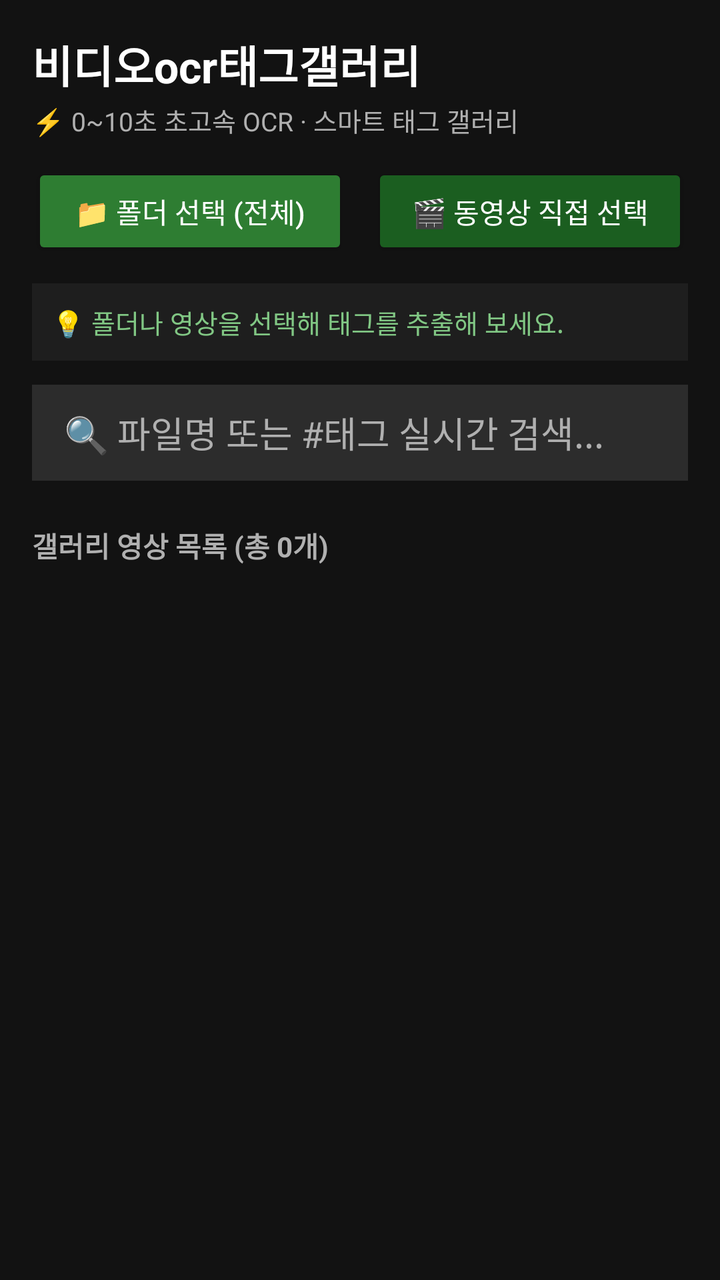
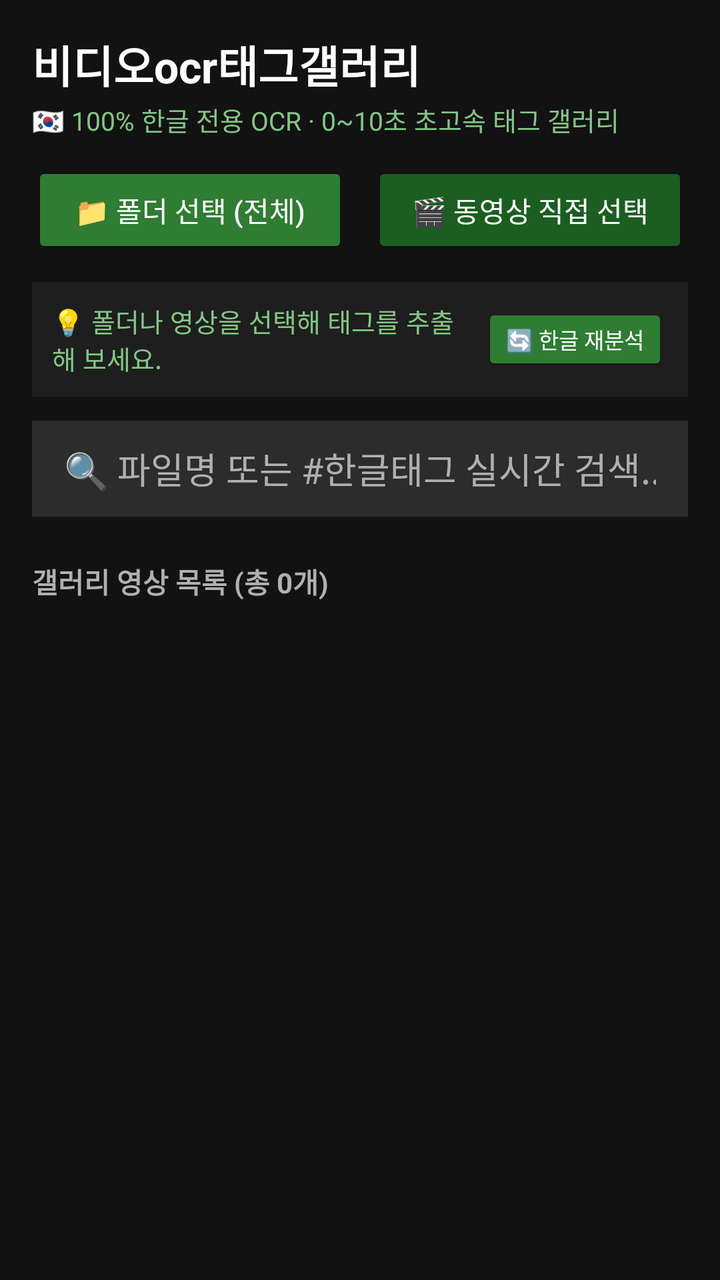

Compare the two renders of this Android layout. The source of the first and the diff that turns it into the second are given below.
<!-- AndroidManifest.xml: application theme Theme.AppCompat.NoActionBar -->
<!-- res/layout/activity_main.xml -->
<?xml version="1.0" encoding="utf-8"?>
<LinearLayout xmlns:android="http://schemas.android.com/apk/res/android"
    xmlns:tools="http://schemas.android.com/tools"
    android:layout_width="match_parent"
    android:layout_height="match_parent"
    android:orientation="vertical"
    android:background="@color/background"
    android:padding="16dp">

    
    <LinearLayout
        android:layout_width="match_parent"
        android:layout_height="wrap_content"
        android:orientation="vertical"
        android:paddingBottom="12dp">

        <TextView
            android:layout_width="wrap_content"
            android:layout_height="wrap_content"
            android:text="@string/app_name"
            android:textColor="@color/on_surface"
            android:textSize="22sp"
            android:textStyle="bold" />

        <TextView
            android:layout_width="wrap_content"
            android:layout_height="wrap_content"
            android:text="⚡ 0~10초 초고속 OCR · 스마트 태그 갤러리"
            android:textColor="@color/on_surface_secondary"
            android:textSize="13sp"
            android:layout_marginTop="2dp" />
    </LinearLayout>

    
    <LinearLayout
        android:layout_width="match_parent"
        android:layout_height="wrap_content"
        android:orientation="horizontal"
        android:layout_marginBottom="12dp">

        <Button
            android:id="@+id/btnSelectFolder"
            android:layout_width="0dp"
            android:layout_height="48dp"
            android:layout_weight="1"
            android:text="📁 폴더 선택 (전체)"
            android:textColor="#FFFFFF"
            android:backgroundTint="@color/primary"
            android:layout_marginEnd="6dp" />

        <Button
            android:id="@+id/btnSelectVideos"
            android:layout_width="0dp"
            android:layout_height="48dp"
            android:layout_weight="1"
            android:text="🎬 동영상 직접 선택"
            android:textColor="#FFFFFF"
            android:backgroundTint="@color/primary_variant"
            android:layout_marginStart="6dp" />
    </LinearLayout>

    
    <LinearLayout
        android:id="@+id/layoutStatus"
        android:layout_width="match_parent"
        android:layout_height="wrap_content"
        android:orientation="vertical"
        android:background="@color/surface"
        android:padding="10dp"
        android:layout_marginBottom="12dp">

        <TextView
            android:id="@+id/tvStatus"
            android:layout_width="match_parent"
            android:layout_height="wrap_content"
            android:text="💡 폴더나 영상을 선택해 태그를 추출해 보세요."
            android:textColor="@color/secondary"
            android:textSize="13sp" />

        <ProgressBar
            android:id="@+id/progressBar"
            style="?android:attr/progressBarStyleHorizontal"
            android:layout_width="match_parent"
            android:layout_height="wrap_content"
            android:layout_marginTop="6dp"
            android:visibility="gone" />
    </LinearLayout>

    
    <EditText
        android:id="@+id/etSearch"
        android:layout_width="match_parent"
        android:layout_height="48dp"
        android:background="@color/surface_variant"
        android:hint="🔍 파일명 또는 #태그 실시간 검색..."
        android:textColorHint="@color/on_surface_secondary"
        android:textColor="@color/on_surface"
        android:paddingStart="16dp"
        android:paddingEnd="16dp"
        android:singleLine="true"
        android:imeOptions="actionSearch"
        android:layout_marginBottom="10dp" />

    
    <HorizontalScrollView
        android:id="@+id/scrollTags"
        android:layout_width="match_parent"
        android:layout_height="wrap_content"
        android:scrollbars="none"
        android:layout_marginBottom="12dp">

        <LinearLayout
            android:id="@+id/layoutTagChips"
            android:layout_width="wrap_content"
            android:layout_height="wrap_content"
            android:orientation="horizontal" />
    </HorizontalScrollView>

    
    <TextView
        android:id="@+id/tvResultCount"
        android:layout_width="wrap_content"
        android:layout_height="wrap_content"
        android:text="갤러리 영상 목록 (총 0개)"
        android:textColor="@color/on_surface_secondary"
        android:textSize="14sp"
        android:textStyle="bold"
        android:layout_marginBottom="8dp" />

    
    <androidx.recyclerview.widget.RecyclerView
        android:id="@+id/rvGallery"
        android:layout_width="match_parent"
        android:layout_height="0dp"
        android:layout_weight="1"
        android:clipToPadding="false"
        tools:listitem="@layout/item_video_gallery" />

</LinearLayout>
<!-- res/layout/item_video_gallery.xml (included above) -->
<?xml version="1.0" encoding="utf-8"?>
<LinearLayout xmlns:android="http://schemas.android.com/apk/res/android"
    android:layout_width="match_parent"
    android:layout_height="wrap_content"
    android:orientation="vertical"
    android:background="@color/surface"
    android:layout_marginBottom="12dp"
    android:padding="12dp">

    
    <LinearLayout
        android:layout_width="match_parent"
        android:layout_height="wrap_content"
        android:orientation="horizontal">

        
        <FrameLayout
            android:layout_width="110dp"
            android:layout_height="80dp"
            android:background="@color/surface_variant"
            android:layout_marginEnd="12dp">

            <ImageView
                android:id="@+id/ivThumbnail"
                android:layout_width="match_parent"
                android:layout_height="match_parent"
                android:scaleType="centerCrop" />

            <TextView
                android:id="@+id/tvDuration"
                android:layout_width="wrap_content"
                android:layout_height="wrap_content"
                android:layout_gravity="bottom|end"
                android:background="#B3000000"
                android:paddingStart="4dp"
                android:paddingEnd="4dp"
                android:text="00:00"
                android:textColor="#FFFFFF"
                android:textSize="11sp" />
        </FrameLayout>

        
        <LinearLayout
            android:layout_width="0dp"
            android:layout_height="wrap_content"
            android:layout_weight="1"
            android:orientation="vertical">

            
            <TextView
                android:id="@+id/tvFileName"
                android:layout_width="match_parent"
                android:layout_height="wrap_content"
                android:text="Screen_Recording.mp4"
                android:textColor="@color/on_surface"
                android:textSize="15sp"
                android:textStyle="bold"
                android:singleLine="true"
                android:ellipsize="middle" />

            
            <TextView
                android:id="@+id/tvBadge"
                android:layout_width="wrap_content"
                android:layout_height="wrap_content"
                android:background="@color/badge_cached"
                android:textColor="@color/badge_cached_text"
                android:text="✅ 기존 분석 완료"
                android:textSize="11sp"
                android:paddingStart="6dp"
                android:paddingEnd="6dp"
                android:paddingTop="2dp"
                android:paddingBottom="2dp"
                android:layout_marginTop="3dp"
                android:layout_marginBottom="4dp" />

            
            <TextView
                android:id="@+id/tvTags"
                android:layout_width="match_parent"
                android:layout_height="wrap_content"
                android:text="#베드로의고백처럼 #예수님사랑"
                android:textColor="@color/tag_text"
                android:textSize="13sp"
                android:textStyle="bold"
                android:maxLines="2"
                android:ellipsize="end" />
        </LinearLayout>
    </LinearLayout>

    
    <LinearLayout
        android:layout_width="match_parent"
        android:layout_height="wrap_content"
        android:orientation="horizontal"
        android:layout_marginTop="10dp">

        <Button
            android:id="@+id/btnPlayInApp"
            android:layout_width="0dp"
            android:layout_height="40dp"
            android:layout_weight="1"
            android:text="📱 바로 재생"
            android:textSize="12sp"
            android:textColor="#FFFFFF"
            android:backgroundTint="@color/primary"
            android:layout_marginEnd="4dp" />

        <Button
            android:id="@+id/btnPlaySamsung"
            android:layout_width="0dp"
            android:layout_height="40dp"
            android:layout_weight="1"
            android:text="▶️ 삼성 비디오"
            android:textSize="12sp"
            android:textColor="#FFFFFF"
            android:backgroundTint="@color/samsung_blue"
            android:layout_marginStart="4dp" />
    </LinearLayout>

</LinearLayout>
<!-- resources referenced by this layout -->
<resources>
  <color name="background">#121212</color>
  <color name="badge_cached">#1B5E20</color>
  <color name="badge_cached_text">#81C784</color>
  <color name="on_surface">#FFFFFF</color>
  <color name="on_surface_secondary">#B0B0B0</color>
  <color name="primary">#2E7D32</color>
  <color name="primary_variant">#1B5E20</color>
  <color name="samsung_blue">#0381FE</color>
  <color name="secondary">#81C784</color>
  <color name="surface">#1E1E1E</color>
  <color name="surface_variant">#2C2C2C</color>
  <color name="tag_text">#A5D6A7</color>
  <string name="app_name">비디오ocr태그갤러리</string>
</resources>

<!-- the commit's change to res/layout/activity_main.xml (unified diff, before → after) -->
@@ -25,8 +25,8 @@
         <TextView
             android:layout_width="wrap_content"
             android:layout_height="wrap_content"
-            android:text="⚡ 0~10초 초고속 OCR · 스마트 태그 갤러리"
-            android:textColor="@color/on_surface_secondary"
+            android:text="🇰🇷 100% 한글 전용 OCR · 0~10초 초고속 태그 갤러리"
+            android:textColor="@color/secondary"
             android:textSize="13sp"
             android:layout_marginTop="2dp" />
     </LinearLayout>
@@ -69,13 +69,31 @@
         android:padding="10dp"
         android:layout_marginBottom="12dp">
 
-        <TextView
-            android:id="@+id/tvStatus"
+        <LinearLayout
             android:layout_width="match_parent"
             android:layout_height="wrap_content"
-            android:text="💡 폴더나 영상을 선택해 태그를 추출해 보세요."
-            android:textColor="@color/secondary"
-            android:textSize="13sp" />
+            android:orientation="horizontal"
+            android:gravity="center_vertical">
+
+            <TextView
+                android:id="@+id/tvStatus"
+                android:layout_width="0dp"
+                android:layout_height="wrap_content"
+                android:layout_weight="1"
+                android:text="💡 폴더나 영상을 선택해 태그를 추출해 보세요."
+                android:textColor="@color/secondary"
+                android:textSize="13sp" />
+
+            <Button
+                android:id="@+id/btnReanalyzeKorean"
+                android:layout_width="wrap_content"
+                android:layout_height="36dp"
+                android:text="🔄 한글 재분석"
+                android:textSize="11sp"
+                android:textColor="#FFFFFF"
+                android:backgroundTint="@color/primary"
+                android:layout_marginStart="8dp" />
+        </LinearLayout>
 
         <ProgressBar
             android:id="@+id/progressBar"
@@ -92,7 +110,7 @@
         android:layout_width="match_parent"
         android:layout_height="48dp"
         android:background="@color/surface_variant"
-        android:hint="🔍 파일명 또는 #태그 실시간 검색..."
+        android:hint="🔍 파일명 또는 #한글태그 실시간 검색..."
         android:textColorHint="@color/on_surface_secondary"
         android:textColor="@color/on_surface"
         android:paddingStart="16dp"
